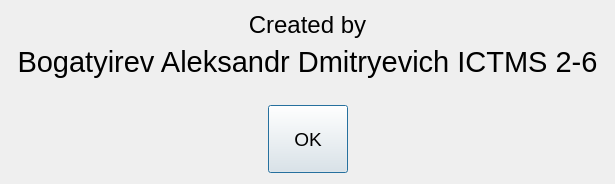
Qt form authorAbout.ui (sanya-bogatyirev-04/cw-products) before a commit.
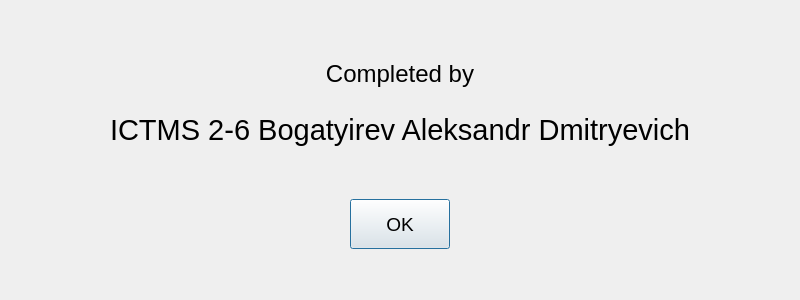
The same form after that commit.

The edit to the form file:
```diff
--- a/authorAbout.ui
+++ b/authorAbout.ui
@@ -6,10 +6,22 @@
    <rect>
     <x>0</x>
     <y>0</y>
-    <width>615</width>
-    <height>184</height>
+    <width>800</width>
+    <height>300</height>
    </rect>
   </property>
+  <property name="minimumSize">
+   <size>
+    <width>800</width>
+    <height>0</height>
+   </size>
+  </property>
+  <property name="maximumSize">
+   <size>
+    <width>800</width>
+    <height>300</height>
+   </size>
+  </property>
   <property name="windowTitle">
    <string>About Author</string>
   </property>
@@ -27,24 +39,6 @@
      </property>
     </spacer>
    </item>
-   <item row="2" column="1">
-    <widget class="QPushButton" name="okButton">
-     <property name="sizePolicy">
-      <sizepolicy hsizetype="Minimum" vsizetype="Expanding">
-       <horstretch>0</horstretch>
-       <verstretch>0</verstretch>
-      </sizepolicy>
-     </property>
-     <property name="font">
-      <font>
-       <pointsize>14</pointsize>
-      </font>
-     </property>
-     <property name="text">
-      <string>OK</string>
-     </property>
-    </widget>
-   </item>
    <item row="1" column="0">
     <spacer name="horizontalSpacer">
      <property name="orientation">
@@ -60,8 +54,23 @@
    </item>
    <item row="0" column="0" colspan="3">
     <layout class="QVBoxLayout" name="verticalLayout">
+     <property name="sizeConstraint">
+      <enum>QLayout::SizeConstraint::SetDefaultConstraint</enum>
+     </property>
      <item>
       <widget class="QLabel" name="label">
+       <property name="minimumSize">
+        <size>
+         <width>0</width>
+         <height>50</height>
+        </size>
+       </property>
+       <property name="maximumSize">
+        <size>
+         <width>16777215</width>
+         <height>50</height>
+        </size>
+       </property>
        <property name="font">
         <font>
          <pointsize>18</pointsize>
@@ -69,7 +78,7 @@
         </font>
        </property>
        <property name="text">
-        <string>Created by</string>
+        <string>Completed by</string>
        </property>
        <property name="alignment">
         <set>Qt::AlignmentFlag::AlignCenter</set>
@@ -78,13 +87,19 @@
      </item>
      <item>
       <widget class="QLabel" name="label_2">
+       <property name="maximumSize">
+        <size>
+         <width>16777215</width>
+         <height>50</height>
+        </size>
+       </property>
        <property name="font">
         <font>
          <pointsize>22</pointsize>
         </font>
        </property>
        <property name="text">
-        <string>Bogatyirev Aleksandr Dmitryevich ICTMS 2-6</string>
+        <string>ICTMS 2-6 Bogatyirev Aleksandr Dmitryevich</string>
        </property>
        <property name="alignment">
         <set>Qt::AlignmentFlag::AlignCenter</set>
@@ -93,6 +108,36 @@
      </item>
     </layout>
    </item>
+   <item row="1" column="1">
+    <widget class="QPushButton" name="okButton">
+     <property name="sizePolicy">
+      <sizepolicy hsizetype="Maximum" vsizetype="Maximum">
+       <horstretch>250</horstretch>
+       <verstretch>20</verstretch>
+      </sizepolicy>
+     </property>
+     <property name="minimumSize">
+      <size>
+       <width>0</width>
+       <height>0</height>
+      </size>
+     </property>
+     <property name="maximumSize">
+      <size>
+       <width>100</width>
+       <height>50</height>
+      </size>
+     </property>
+     <property name="font">
+      <font>
+       <pointsize>14</pointsize>
+      </font>
+     </property>
+     <property name="text">
+      <string>OK</string>
+     </property>
+    </widget>
+   </item>
   </layout>
  </widget>
  <resources/>
```
